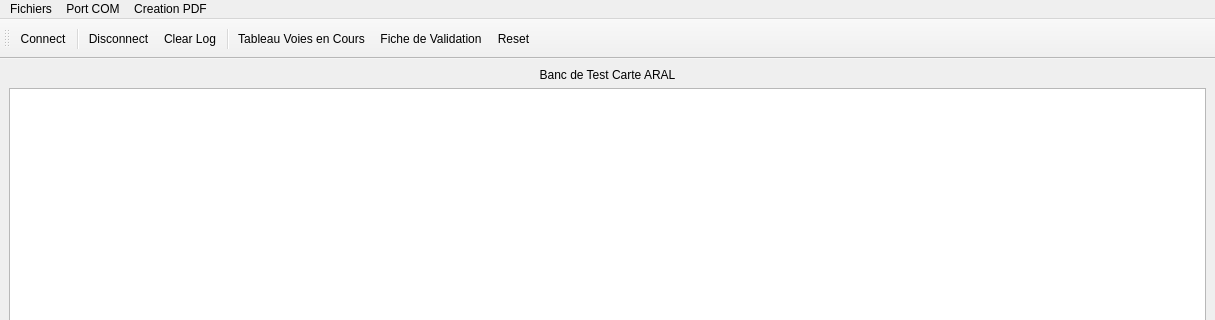
Before: the Qt Designer form Logiciel Qt/Banc_de_test_ARAL/mainwindow.ui in anasdtp/Aral, drawn with Qt 5; both pictures show x 0 to 1215 and y 0 to 320 of the 1215 by 639 pixel window.
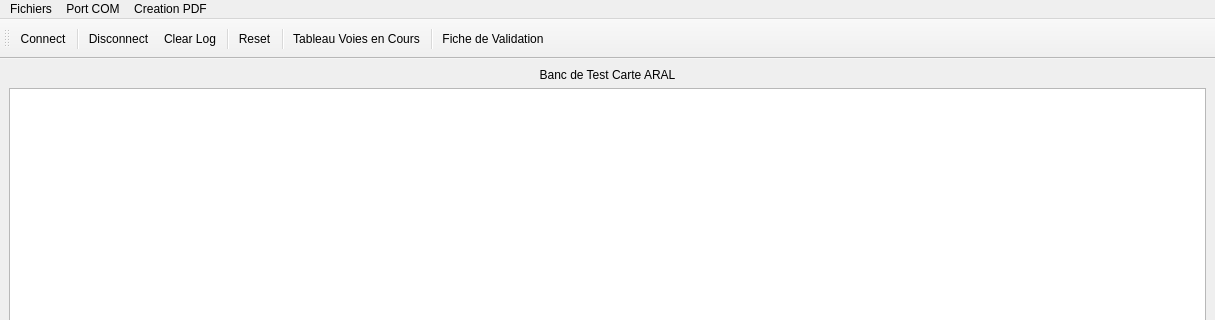
After: the same form once the commit is applied. Icons and pictures are not drawn.

```diff
--- a/Logiciel Qt/Banc_de_test_ARAL/mainwindow.ui
+++ b/Logiciel Qt/Banc_de_test_ARAL/mainwindow.ui
@@ -259,9 +259,11 @@
    <addaction name="actionDisconnect"/>
    <addaction name="actionClearLog"/>
    <addaction name="separator"/>
+   <addaction name="actionReset"/>
+   <addaction name="separator"/>
    <addaction name="actionTableau_Voies_en_Cours"/>
+   <addaction name="separator"/>
    <addaction name="actionFicheValidation"/>
-   <addaction name="actionReset"/>
   </widget>
   <action name="actionTableau_Voies_Bilan">
    <property name="text">
```
